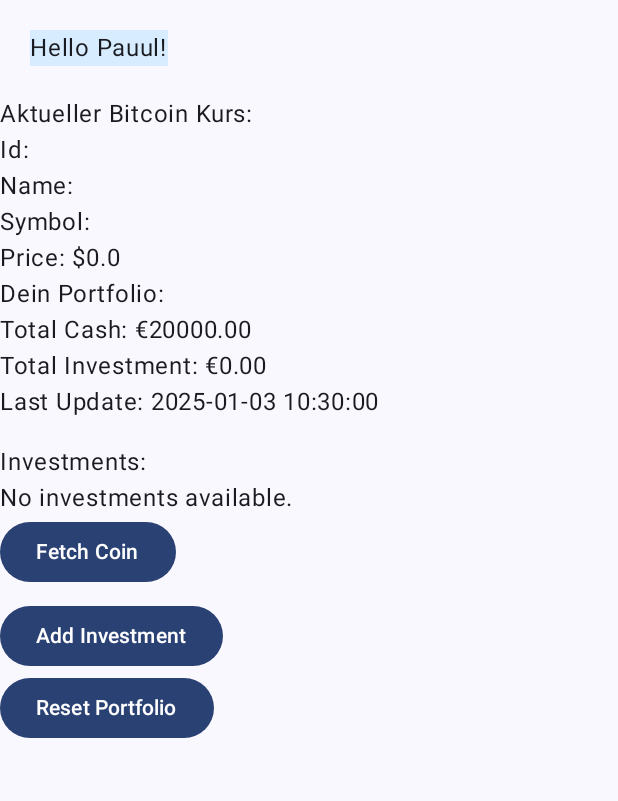
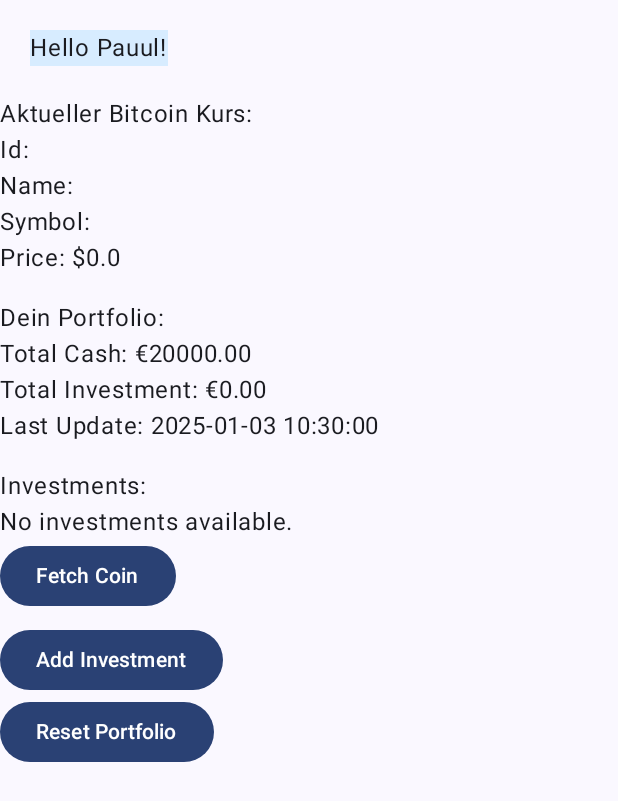
Before and after one commit to bluebox69/MyBitcoinPortfolioApp, an Android app built with Jetpack Compose: the screen it shows after launch (MainActivity), on a phone screen of 412 x 824 dp. Shown: the top 801 px of the screen. Run offline under Robolectric (Android 15) with nearby library versions, the phone set to English and light mode, and no system bars; our stand-ins replace Room's generated code.

Commit message:
fix Add Investment logic

```diff
--- a/app/src/main/java/com/example/mybitcoinportolioapp/presentation/homeScreen/HomeScreen.kt
+++ b/app/src/main/java/com/example/mybitcoinportolioapp/presentation/homeScreen/HomeScreen.kt
@@ -38,6 +38,7 @@ fun HomeScreen(
                 Text(text = "Price: $${coin.price}")
             }
         }
+        Spacer(modifier = Modifier.height(16.dp))
         // Display Portfolio
         Text(text = "Dein Portfolio:")
         if (portfolioState.isLoading) {
@@ -62,7 +63,7 @@ fun HomeScreen(
                 Text(text = "Quantity: ${investment.quantity}")
                 Text(text = "Price: €${investment.purchasePrice}")
                 Text(text = "Type: ${investment.purchaseType}")
-                Text(text = "Type: ${investment.date.toReadableDate()}")
+                Text(text = "Date: ${investment.date.toReadableDate()}")
                 Spacer(modifier = Modifier.height(8.dp))
             }
         }
@@ -74,7 +75,7 @@ fun HomeScreen(
 
         Spacer(modifier = Modifier.height(8.dp))
 
-        Button(onClick = { viewModel.addInvestment(coinState.coin, 0.01, coinState.coin.price, PurchaseType.BUY) }) {
+        Button(onClick = { viewModel.addInvestment(coinState.coin, 0.1, coinState.coin.price, PurchaseType.BUY) }) {
             Text(text = "Add Investment")
         }
         Button(onClick = { viewModel.resetPortfolio() }) {
```
Also changed, not shown: app/src/main/java/com/example/mybitcoinportolioapp/domain/use_case/investment/AddInvestmentUseCase.kt (+24 -2 lines).
